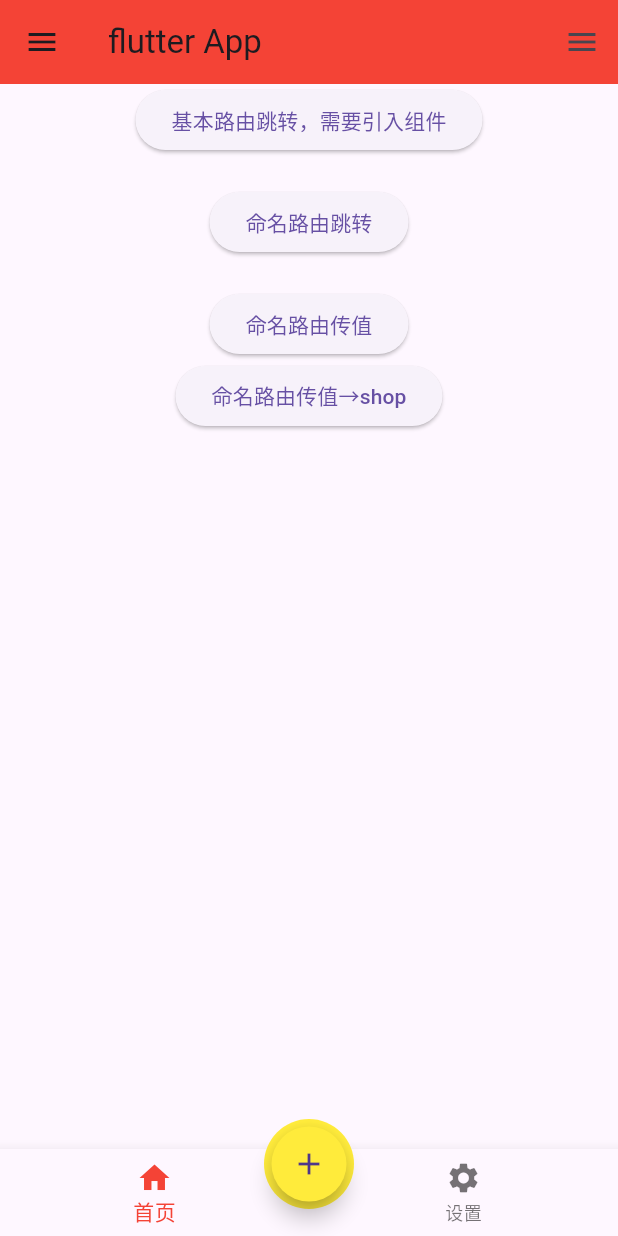
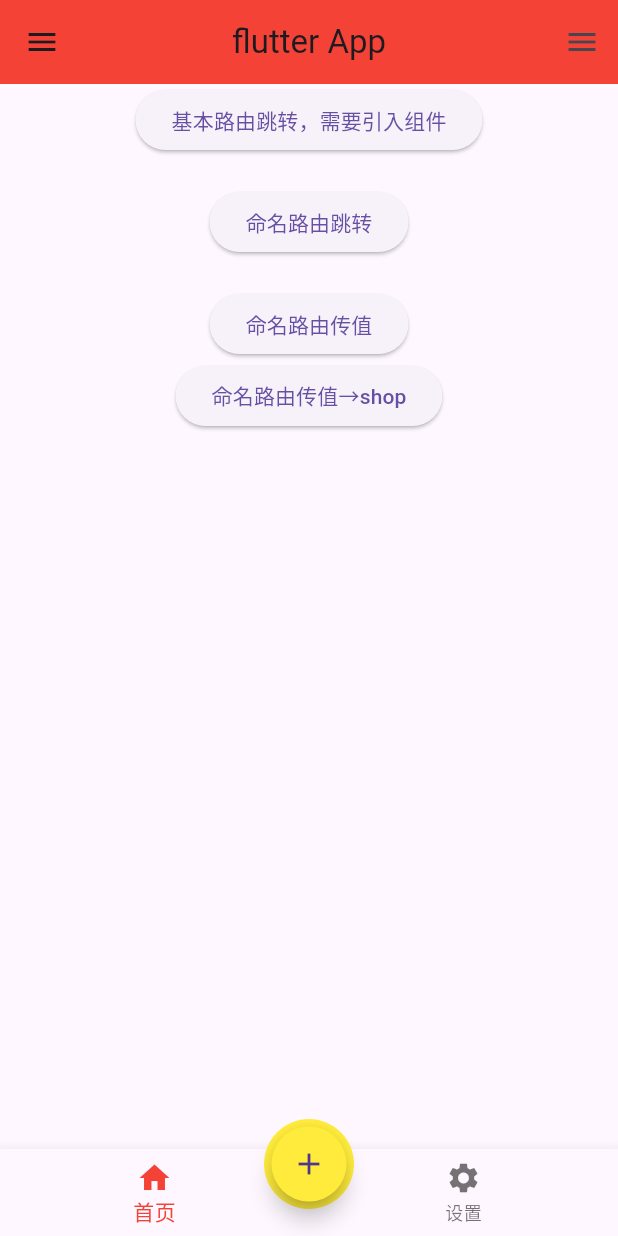
Before and after one commit to deidei1231/Flutter_Demo, a Flutter app: the screen it shows after launch, on a phone screen of 412 x 824 dp. Run offline on Flutter 3.47's test engine with Material 3 defaults, Android fonts, the phone set to English and light mode, and no system bars.

Commit message:
2024-07-02 路由学习

```diff
--- a/lib/main.dart
+++ b/lib/main.dart
@@ -17,6 +17,9 @@ class Myapp extends StatelessWidget {
         debugShowCheckedModeBanner: false,
         theme: ThemeData(
           primarySwatch: Colors.blue,
+          appBarTheme: const AppBarTheme(
+            centerTitle: true
+          )
         ),
         // home: const Tabs(),
         initialRoute: "/",
--- a/lib/pages/tabs.dart
+++ b/lib/pages/tabs.dart
@@ -4,15 +4,22 @@ import './tabs/settings.dart';
 import './tabs/message.dart';
 
 class Tabs extends StatefulWidget {
-  const Tabs({super.key});
+  final int index;
+  const Tabs({super.key, this.index = 0});
 
   @override
   State<Tabs> createState() => _TabsState();
 }
 
 class _TabsState extends State<Tabs> {
-  int _currentIndex = 0;
+  late int _currentIndex = 0;
   final List<Widget> _pages = const [HomePage(), SettingsPage(), MessagePage()];
+
+  @override
+  void initState() {
+    super.initState();
+    _currentIndex = widget.index;
+  }
 
   @override
   Widget build(BuildContext context) {
--- a/lib/pages/tabs/home.dart
+++ b/lib/pages/tabs/home.dart
@@ -2,6 +2,8 @@ import 'package:flutter/material.dart';
 import '../search.dart';
 import '../news.dart';
 import '../form.dart';
+import '../shop.dart';
+import '../tabs.dart';
 
 class HomePage extends StatefulWidget {
   const HomePage({super.key});
@@ -41,9 +43,19 @@ class _HomePageState extends State<HomePage> {
           ),
           ElevatedButton(
             onPressed: () {
-              Navigator.pushNamed(context, "/shop", arguments: {
-                "title": "shop传值",
-              });
+              // Navigator.pushNamed(context, "/shop", arguments: {
+              //   "title": "shop传值",
+              // });
+              // // 正常跳转
+              // Navigator.of(context).pushNamed("/shop");
+              // // 替换跳转
+              // Navigator.of(context).pushReplacementNamed("/shop");
+              Navigator.of(context).pushAndRemoveUntil(
+                MaterialPageRoute(builder: (BuildContext context){
+                  return const Tabs(index: 1,);
+                }), (router) => false
+              );
+
             },
             child: const Text("命名路由传值→shop"),
           )
--- a/lib/routers/routers.dart
+++ b/lib/routers/routers.dart
@@ -4,6 +4,8 @@ import '../pages/news.dart';
 import '../pages/search.dart';
 import '../pages/shop.dart';
 import 'package:demo/pages/tabs.dart';
+// 配置IOS风格
+import 'package:flutter/cupertino.dart';
 
 Map routers = {
   "/": (context) => const Tabs(),
@@ -19,12 +21,14 @@ var onGenerateRoute = (RouteSettings settings) {
   final Function? pageContentBuilder = routers[name];
   if (pageContentBuilder != null) {
     if (settings.arguments != null) {
-      final Route route = MaterialPageRoute(
+      // final Route route = MaterialPageRoute(
+      final Route route = CupertinoPageRoute(
           builder: (context) => pageContentBuilder(context,
               arguments: settings.arguments));
       return route;
     } else {
-      final Route route = MaterialPageRoute(
+      // final Route route = MaterialPageRoute(
+      final Route route = CupertinoPageRoute(
           builder: (context) => pageContentBuilder(context));
       return route;
     }
```
